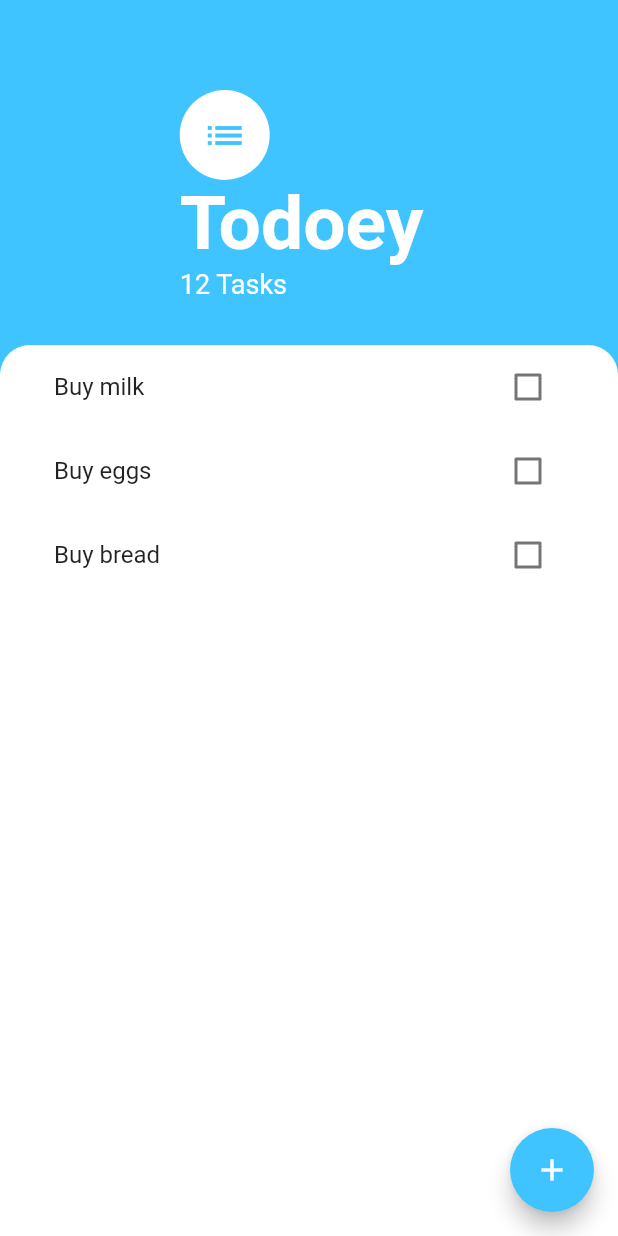
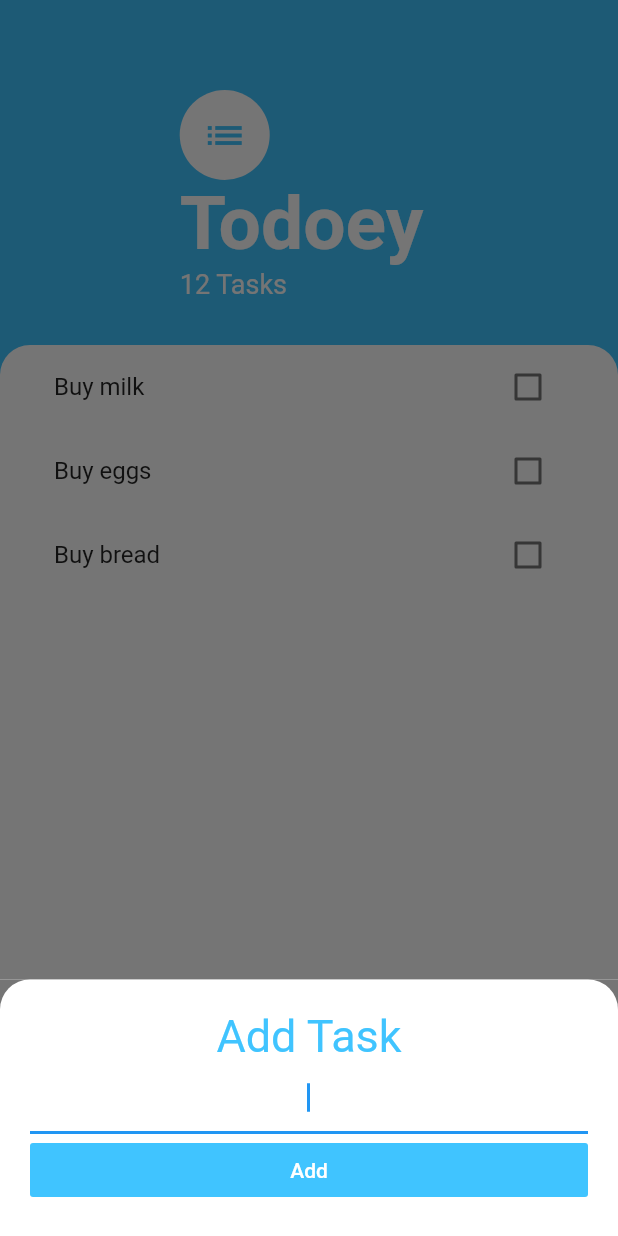
Before and after one commit to kstainke/todoey_flutter, a Flutter app: the screen it shows after launch, after a tap on the "add" icon, on a phone screen of 412 x 824 dp. Run offline on Flutter 3.47's test engine with Material 2 defaults, Android fonts, the phone set to English and light mode, and no system bars.

Commit message:
- Added dynamic task list and check box functionality

```diff
--- /dev/null
+++ b/lib/models/task.dart
@@ -0,0 +1,10 @@
+class Task {
+  final String name;
+  bool isDone;
+
+  Task({required this.name, this.isDone = false});
+
+  void toggleDone() {
+    isDone = !isDone;
+  }
+}
--- /dev/null
+++ b/lib/screens/add_task_screen.dart
@@ -0,0 +1,45 @@
+import 'package:flutter/material.dart';
+
+class AddTaskScreen extends StatelessWidget {
+  const AddTaskScreen({Key? key}) : super(key: key);
+
+  @override
+  Widget build(BuildContext context) {
+    return Container(
+      color: Color(0xff757575),
+      child: Container(
+        padding: EdgeInsets.all(20),
+        decoration: BoxDecoration(
+          color: Colors.white,
+          borderRadius: BorderRadius.only(
+            topLeft: Radius.circular(20),
+            topRight: Radius.circular(20),
+          ),
+        ),
+        child: Column(
+          crossAxisAlignment: CrossAxisAlignment.stretch,
+          children: [
+            Text(
+              'Add Task',
+              textAlign: TextAlign.center,
+              style: TextStyle(
+                fontSize: 30,
+                color: Colors.lightBlueAccent,
+              ),
+            ),
+            TextField(
+              autofocus: true,
+              textAlign: TextAlign.center,
+            ),
+            FlatButton(
+              child: Text('Add'),
+              color: Colors.lightBlueAccent,
+              textColor: Colors.white,
+              onPressed: () {},
+            )
+          ],
+        ),
+      ),
+    );
+  }
+}
--- a/lib/screens/tasks_screen.dart
+++ b/lib/screens/tasks_screen.dart
@@ -1,5 +1,7 @@
 import 'package:flutter/material.dart';
 import 'package:todoey_flutter/widgets/tasks_list.dart';
+
+import 'add_task_screen.dart';
 
 class TasksScreen extends StatelessWidget {
   const TasksScreen({Key? key}) : super(key: key);
@@ -11,7 +13,19 @@ class TasksScreen extends StatelessWidget {
       floatingActionButton: FloatingActionButton(
         backgroundColor: Colors.lightBlueAccent,
         child: Icon(Icons.add),
-        onPressed: () {},
+        onPressed: () {
+          showModalBottomSheet(
+            context: context,
+            isScrollControlled: true,
+            builder: (context) => SingleChildScrollView(
+              child: Container(
+                padding: EdgeInsets.only(
+                    bottom: MediaQuery.of(context).viewInsets.bottom),
+                child: AddTaskScreen(),
+              ),
+            ),
+          );
+        },
       ),
       body: Column(
         children: [
--- a/lib/widgets/task_tile.dart
+++ b/lib/widgets/task_tile.dart
@@ -1,18 +1,24 @@
 import 'package:flutter/material.dart';
+import 'package:todoey_flutter/models/task.dart';
 
-class TodoListItem extends StatelessWidget {
-  //const TodoListItem({Key? key}) : super(key: key);
-  const TodoListItem({required this.itemText});
+class TaskTile extends StatelessWidget {
+  TaskTile({required this.task, required this.checkboxCallback});
 
-  final itemText;
+  final Task task;
+  final Function(bool?) checkboxCallback;
 
   @override
   Widget build(BuildContext context) {
     return ListTile(
-      title: Text(itemText),
+      title: Text(
+        task.name,
+        style: TextStyle(
+            decoration: task.isDone ? TextDecoration.lineThrough : null),
+      ),
       trailing: Checkbox(
-        value: false,
-        onChanged: (newValue) {},
+        activeColor: Colors.lightBlueAccent,
+        value: task.isDone,
+        onChanged: checkboxCallback,
       ),
     );
   }
--- a/lib/widgets/tasks_list.dart
+++ b/lib/widgets/tasks_list.dart
@@ -1,19 +1,36 @@
 import 'package:flutter/material.dart';
+import 'package:todoey_flutter/models/task.dart';
 import 'package:todoey_flutter/widgets/task_tile.dart';
 
-class TasksList extends StatelessWidget {
+class TasksList extends StatefulWidget {
   const TasksList({
     Key? key,
   }) : super(key: key);
 
   @override
+  _TasksListState createState() => _TasksListState();
+}
+
+class _TasksListState extends State<TasksList> {
+  List<Task> tasks = [
+    Task(name: 'Buy milk'),
+    Task(name: 'Buy eggs'),
+    Task(name: 'Buy bread'),
+  ];
+
+  @override
   Widget build(BuildContext context) {
-    return ListView(
-      children: [
-        TodoListItem(itemText: 'Buy milk'),
-        TodoListItem(itemText: 'Buy eggs'),
-        TodoListItem(itemText: 'Buy bread'),
-      ],
-    );
+    return ListView.builder(
+        itemCount: tasks.length,
+        itemBuilder: (BuildContext context, int index) {
+          final task = tasks[index];
+          return TaskTile(
+              task: task,
+              checkboxCallback: (checkboxState) {
+                setState(() {
+                  tasks[index].toggleDone();
+                });
+              });
+        });
   }
 }
```
